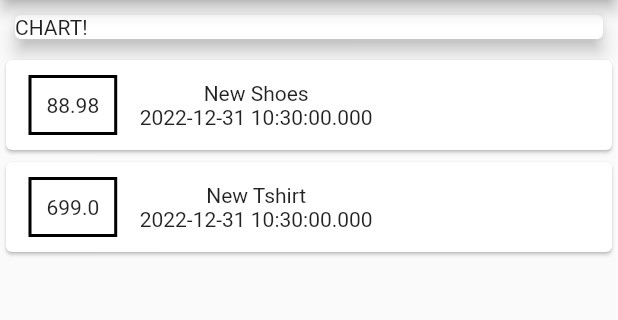
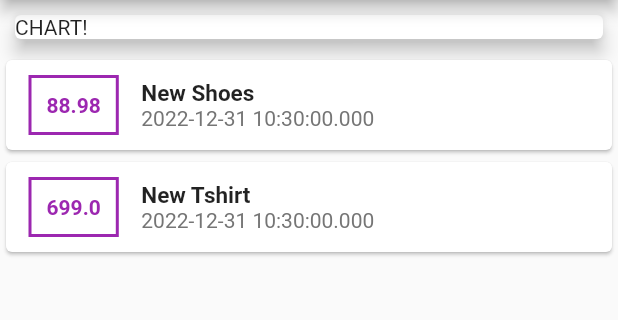
Before and after one commit to harshverma036/expense-tracker, a Flutter app: the screen it shows after launch, on a phone screen of 412 x 824 dp, the part 84-404 px from its top. Run offline on Flutter 3.47's test engine with Material 2 defaults, Android fonts, the phone set to English and light mode, and no system bars.

Commit message:
styling added to texts

```diff
--- a/lib/main.dart
+++ b/lib/main.dart
@@ -55,15 +55,34 @@ class MyHomePage extends StatelessWidget {
                       ),
                       decoration: BoxDecoration(
                         border: Border.all(
-                          color: Colors.black,
+                          color: Colors.purple,
                           width: 2,
                         ),
                       ),
                       padding: EdgeInsets.all(10.0),
-                      child: Text(tx.amount.toString()),
+                      child: Text(
+                        tx.amount.toString(),
+                        style: TextStyle(
+                          color: Colors.purple,
+                          fontWeight: FontWeight.bold,
+                        ),
+                      ),
                     ),
                     Column(
-                      children: [Text(tx.title), Text(tx.date.toString())],
+                      crossAxisAlignment: CrossAxisAlignment.start,
+                      children: [
+                        Text(
+                          tx.title,
+                          style: TextStyle(
+                            fontWeight: FontWeight.bold,
+                            fontSize: 15.0,
+                          ),
+                        ),
+                        Text(
+                          tx.date.toString(),
+                          style: TextStyle(color: Colors.grey[600]),
+                        ),
+                      ],
                     )
                   ],
                 ),
```
